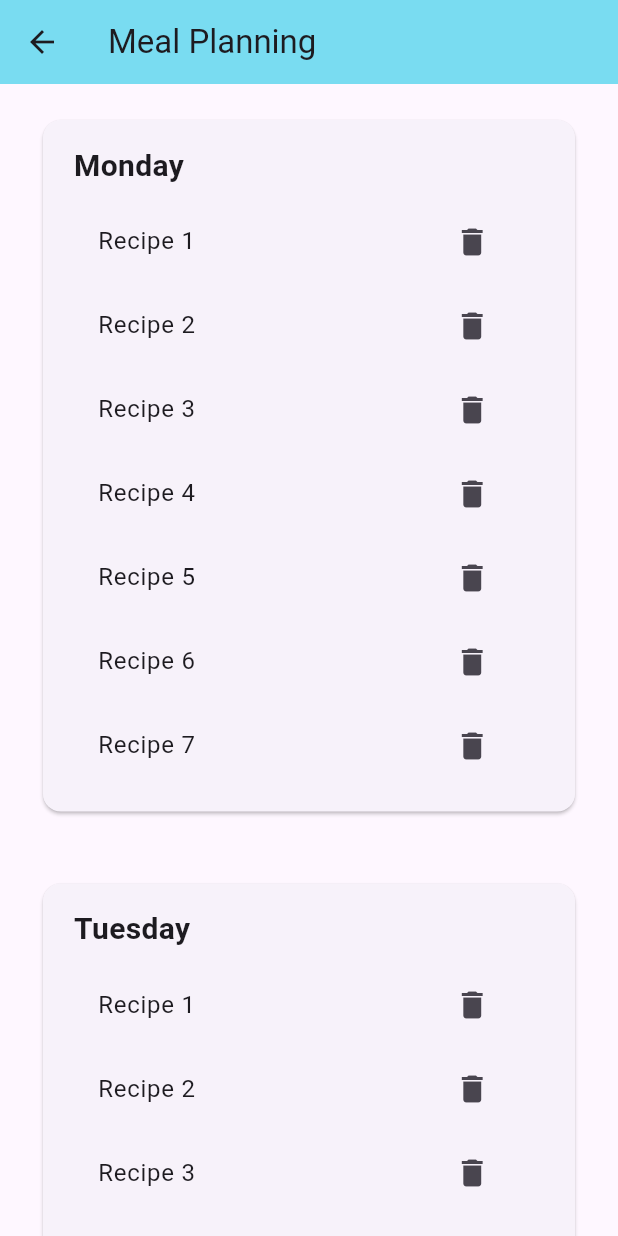
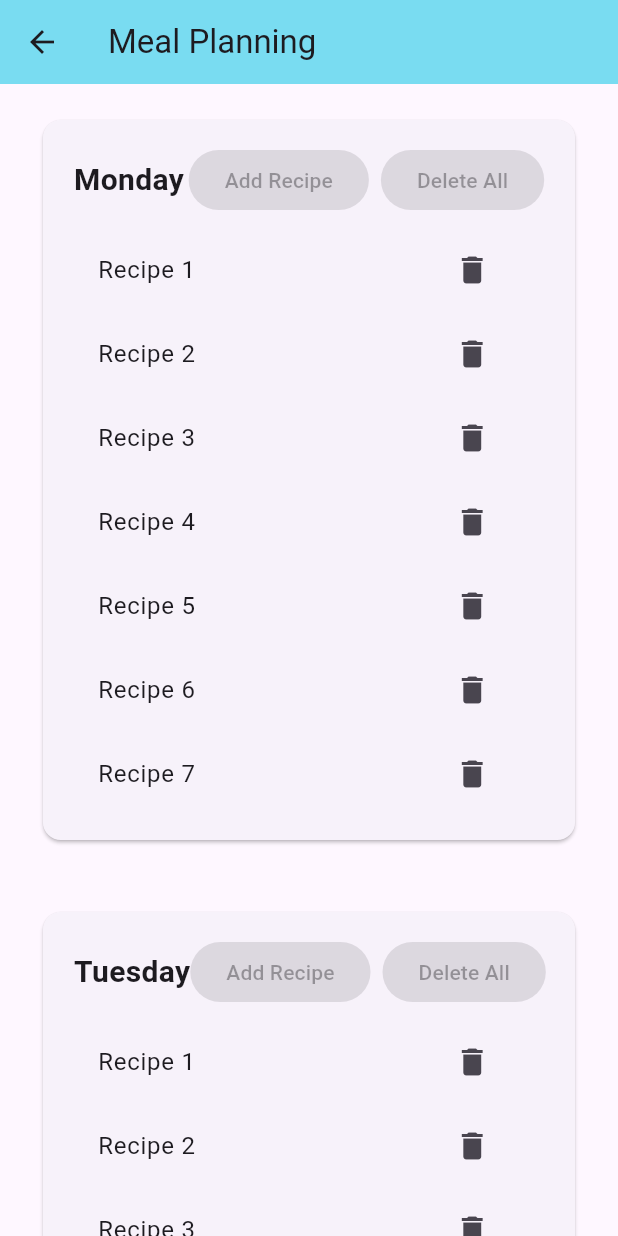
Before and after one commit to AAU-ASE-23W-Grp-D/RecipeOrganizerFrontend, a Flutter app: the MealPlanningScreen screen opened directly, on a phone screen of 412 x 824 dp. Run offline on Flutter 3.47's test engine with Material 3 defaults, Android fonts, the phone set to English and light mode, and no system bars; our stand-ins replace dotted_border, flutter_secure_storage, google_nav_bar, image_picker; missing offline and left inert: adaptive_navbar, dart:js; accounts and stored records are empty; network calls fail.

Commit message:
Issue #9: updated meal plan, added buttons

```diff
--- a/lib/screens/meal_plan.dart
+++ b/lib/screens/meal_plan.dart
@@ -68,13 +68,27 @@ class MealPlanningScreen extends StatelessWidget {
           child: Column(
             crossAxisAlignment: CrossAxisAlignment.start,
             children: [
+              Row(
+                children: [
                   Text(
                     day,
                     style: TextStyle(
                       fontSize: 20,
                       fontWeight: FontWeight.bold,
                     ),
+
                   ),
+                  Spacer(),
+                  ElevatedButton(
+                    onPressed: null,
+                    child: Text("Add Recipe"),
+
+                    ),
+                  SizedBox(width: 8.0),
+                  ElevatedButton(onPressed: null, child: Text("Delete All")),
+                ],
+              ),
+
               SizedBox(height: 8),
               // Display the list of recipes for the day
               for (String recipe in recipes)
```
Lines whose indentation alone changed are shown as unchanged.
